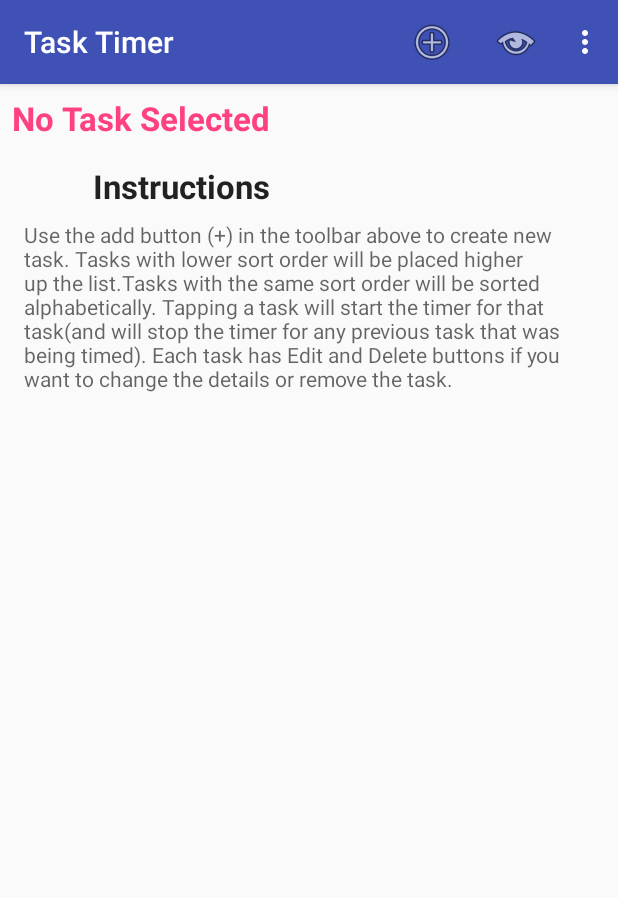
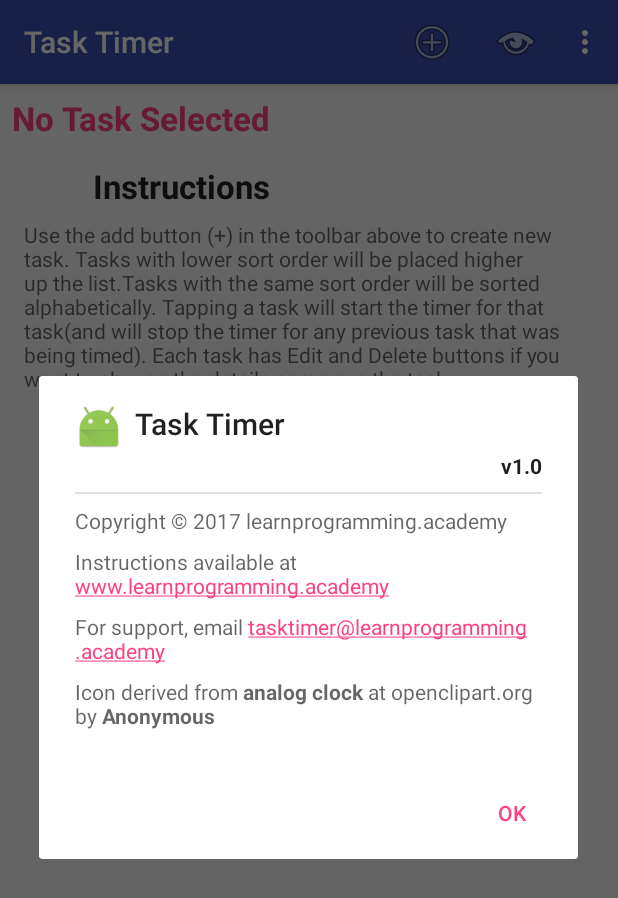
Before and after one commit to kristoprifti/TaskTimer, an Android app: the screen it shows after launch (MainActivity), in the options menu, after a tap on "About TaskTimer", on a phone screen of 412 x 824 dp. Shown: the top 898 px of the screen. Run offline under Robolectric (Android 15) with nearby library versions, the phone set to English and light mode, and no system bars.

```diff
--- a/app/build.gradle
+++ b/app/build.gradle
@@ -24,8 +24,8 @@ dependencies {
     androidTestCompile('com.android.support.test.espresso:espresso-core:2.2.2', {
         exclude group: 'com.android.support', module: 'support-annotations'
     })
-    compile 'com.android.support:appcompat-v7:25.1.0'
+    compile 'com.android.support:appcompat-v7:25.3.1'
     compile 'com.android.support.constraint:constraint-layout:1.0.0-beta4'
-    compile 'com.android.support:design:25.1.0'
+    compile 'com.android.support:design:25.3.1'
     testCompile 'junit:junit:4.12'
 }
--- a/app/src/main/java/me/kristoprifti/android/tasktimer/AddEditActivityFragment.java
+++ b/app/src/main/java/me/kristoprifti/android/tasktimer/AddEditActivityFragment.java
@@ -20,13 +20,12 @@ import static android.content.ContentValues.TAG;
  */
 public class AddEditActivityFragment extends Fragment {
 
-    public enum FragmentEditMode { EDIT, ADD }
+    private enum FragmentEditMode { EDIT, ADD }
     private FragmentEditMode mMode;
 
     private EditText mNameTextView;
     private EditText mDescriptionTextView;
     private EditText mSortOrderTextView;
-    private Button mSaveButton;
     private OnSaveClicked mSaveListener = null;
 
     interface OnSaveClicked {
@@ -71,7 +70,7 @@ public class AddEditActivityFragment extends Fragment {
         mNameTextView = (EditText) view.findViewById(R.id.addedit_name);
         mDescriptionTextView = (EditText) view.findViewById(R.id.addedit_description);
         mSortOrderTextView = (EditText) view.findViewById(R.id.addedit_sortorder);
-        mSaveButton = (Button) view.findViewById(R.id.addedit_save);
+        Button mSaveButton = (Button) view.findViewById(R.id.addedit_save);
 
         Bundle arguments = getArguments();
 
--- a/app/src/main/java/me/kristoprifti/android/tasktimer/AppDialog.java
+++ b/app/src/main/java/me/kristoprifti/android/tasktimer/AppDialog.java
@@ -1,19 +1,19 @@
 package me.kristoprifti.android.tasktimer;
 
-import android.app.AlertDialog;
 import android.app.Dialog;
 import android.content.Context;
 import android.content.DialogInterface;
 import android.os.Bundle;
 import android.support.annotation.NonNull;
-import android.support.v4.app.DialogFragment;
+import android.support.v7.app.AlertDialog;
+import android.support.v7.app.AppCompatDialogFragment;
 import android.util.Log;
 
 /**
  * Created by k.prifti on 2.3.2017 г..
  */
 
-public class AppDialog extends DialogFragment {
+public class AppDialog extends AppCompatDialogFragment {
     private static final String TAG = "AppDialog";
 
     public static final String DIALOG_ID = "id";
--- a/app/src/main/java/me/kristoprifti/android/tasktimer/MainActivity.java
+++ b/app/src/main/java/me/kristoprifti/android/tasktimer/MainActivity.java
@@ -1,14 +1,22 @@
 package me.kristoprifti.android.tasktimer;
 
+import android.annotation.SuppressLint;
+import android.content.ActivityNotFoundException;
+import android.content.DialogInterface;
 import android.content.Intent;
+import android.net.Uri;
 import android.os.Bundle;
 import android.support.v4.app.Fragment;
 import android.support.v4.app.FragmentManager;
+import android.support.v7.app.AlertDialog;
 import android.support.v7.app.AppCompatActivity;
 import android.support.v7.widget.Toolbar;
 import android.util.Log;
 import android.view.Menu;
 import android.view.MenuItem;
+import android.view.View;
+import android.widget.TextView;
+import android.widget.Toast;
 
 public class MainActivity extends AppCompatActivity implements CursorRecyclerViewAdapter.OnTaskClickListener,
                                                                AddEditActivityFragment.OnSaveClicked,
@@ -21,6 +29,8 @@ public class MainActivity extends AppCompatActivity implements CursorRecyclerVie
 
     public static final int DIALOG_ID_DELETE = 1;
     public static final int DIALOG_ID_CANCEL_EDIT = 2;
+
+    private AlertDialog mDialog = null;
 
     @Override
     protected void onCreate(Bundle savedInstanceState) {
@@ -69,12 +79,65 @@ public class MainActivity extends AppCompatActivity implements CursorRecyclerVie
             case R.id.menumain_settings:
                 break;
             case R.id.menumain_showAbout:
+                showAboutDialog();
                 break;
             case R.id.menumain_generate:
                 break;
         }
 
         return super.onOptionsItemSelected(item);
+    }
+
+    public void showAboutDialog(){
+        @SuppressLint("InflateParams") View messageView = getLayoutInflater().inflate(R.layout.about, null, false);
+        AlertDialog.Builder builder = new AlertDialog.Builder(this);
+        builder.setTitle(R.string.app_name);
+        builder.setIcon(R.mipmap.ic_launcher);
+        builder.setView(messageView);
+        builder.setPositiveButton(R.string.ok, new DialogInterface.OnClickListener() {
+            @Override
+            public void onClick(DialogInterface dialog, int which) {
+                //Log.d(TAG, "onClick: entering mesageView.onClick, showing = " + mDialog.isShowing());
+                if(mDialog != null && mDialog.isShowing()) {
+                    mDialog.dismiss();
+                }
+            }
+        });
+
+        mDialog = builder.create();
+        mDialog.setCanceledOnTouchOutside(true);
+
+        messageView.setOnClickListener(new View.OnClickListener() {
+            @Override
+            public void onClick(View v) {
+                Log.d(TAG, "onClick: entering mesageView.onClick, showing = " + mDialog.isShowing());
+                if(mDialog != null && mDialog.isShowing()) {
+                    mDialog.dismiss();
+                }
+            }
+        });
+
+        TextView tv = (TextView) messageView.findViewById(R.id.about_version);
+        tv.setText("v" + BuildConfig.VERSION_NAME);
+
+        TextView about_url = (TextView) messageView.findViewById(R.id.about_url);
+        if(about_url != null){
+            about_url.setOnClickListener(new View.OnClickListener() {
+                @Override
+                public void onClick(View v) {
+                    Intent intent = new Intent(Intent.ACTION_VIEW);
+                    String s = ((TextView) v).getText().toString();
+                    intent.setData(Uri.parse(s));
+                    try{
+                        startActivity(intent);
+                    } catch (ActivityNotFoundException e){
+                        Toast.makeText(MainActivity.this, "No browser application found, cannot visit world-wide web", Toast.LENGTH_LONG).show();
+                    }
+                }
+            });
+        }
+
+        mDialog.show();
     }
 
     private void taskEditRequest(Task task) {
@@ -173,4 +236,12 @@ public class MainActivity extends AppCompatActivity implements CursorRecyclerVie
             dialog.show(getSupportFragmentManager(), null);
         }
     }
+
+    @Override
+    protected void onStop() {
+        super.onStop();
+        if(mDialog != null && mDialog.isShowing()){
+            mDialog.dismiss();
+        }
+    }
 }
--- /dev/null
+++ b/app/src/main/res/layout-v21/about_web_url.xml
@@ -0,0 +1,8 @@
+<?xml version="1.0" encoding="utf-8"?>
+<TextView xmlns:android="http://schemas.android.com/apk/res/android"
+    android:id="@+id/about_weblink"
+    android:layout_width="match_parent"
+    android:layout_height="wrap_content"
+    android:autoLink="web"
+    android:text="@string/about_weblink_21"
+    android:textColor="?android:attr/textColorSecondary" />
--- /dev/null
+++ b/app/src/main/res/layout/about.xml
@@ -0,0 +1,61 @@
+<?xml version="1.0" encoding="utf-8"?>
+<LinearLayout
+    xmlns:android="http://schemas.android.com/apk/res/android"
+    xmlns:tools="http://schemas.android.com/tools"
+    android:layout_width="match_parent"
+    android:layout_height="match_parent"
+    android:orientation="vertical"
+    android:paddingBottom="?attr/dialogPreferredPadding"
+    android:paddingEnd="?attr/dialogPreferredPadding"
+    android:paddingLeft="?attr/dialogPreferredPadding"
+    android:paddingRight="?attr/dialogPreferredPadding"
+    android:paddingStart="?attr/dialogPreferredPadding">
+
+    <TextView
+        android:id="@+id/about_version"
+        android:layout_width="wrap_content"
+        android:layout_height="wrap_content"
+        android:layout_gravity="end"
+        android:textColor="?android:attr/textColorPrimary"
+        android:textStyle="bold"
+        tools:text="1.0.0" />
+
+    <TextView
+        android:id="@+id/line"
+        android:layout_width="match_parent"
+        android:layout_height="1dp"
+        android:layout_marginTop="8dp"
+        android:background="?android:attr/listDivider"
+        android:textColor="?android:attr/textColorSecondary" />
+
+    <TextView
+        android:id="@+id/about_copyright"
+        android:layout_width="match_parent"
+        android:layout_height="wrap_content"
+        android:layout_marginBottom="8dp"
+        android:layout_marginTop="8dp"
+        android:text="@string/about_copyright"
+        android:textColor="?android:attr/textColorSecondary" />
+
+    <include
+        layout="@layout/about_web_url"
+        android:layout_width="match_parent"
+        android:layout_height="wrap_content" />
+
+    <TextView
+        android:id="@+id/about_email"
+        android:layout_width="match_parent"
+        android:layout_height="wrap_content"
+        android:layout_marginTop="8dp"
+        android:autoLink="email"
+        android:text="@string/about_email"
+        android:textColor="?android:attr/textColorSecondary" />
+
+    <TextView
+        android:id="@+id/about_credits"
+        android:layout_width="match_parent"
+        android:layout_height="wrap_content"
+        android:layout_marginTop="8dp"
+        android:text="@string/about_credits"
+        android:textColor="?android:attr/textColorSecondary" />
+</LinearLayout>
--- /dev/null
+++ b/app/src/main/res/layout/about_web_url.xml
@@ -0,0 +1,21 @@
+<?xml version="1.0" encoding="utf-8"?>
+<LinearLayout xmlns:android="http://schemas.android.com/apk/res/android"
+    android:layout_width="match_parent"
+    android:layout_height="wrap_content"
+    android:orientation="vertical">
+
+    <TextView
+        android:id="@+id/about_weblink"
+        android:layout_width="match_parent"
+        android:layout_height="wrap_content"
+        android:text="@string/about_weblink"
+        android:textColor="?android:attr/textColorSecondary" />
+
+    <TextView
+        android:id="@+id/about_url"
+        android:layout_width="match_parent"
+        android:layout_height="wrap_content"
+        android:text="@string/about_url"
+        android:textColor="@color/colorAccent" />
+
+</LinearLayout>
--- a/app/src/main/res/values/strings.xml
+++ b/app/src/main/res/values/strings.xml
@@ -23,4 +23,10 @@
     <string name="cancelEditDiag_message">You have unsaved changes. Do you want to abandon your changes or continue editing ?</string>
     <string name="cancelEditDiag_positive_caption">Continue editing</string>
     <string name="cancelEditDiag_negative_caption">Abandon changes</string>
+    <string name="about_copyright">Copyright \u00a9 2017 learnprogramming.academy</string>
+    <string name="about_weblink">Instructions available at</string>
+    <string name="about_url"><u>http://www.learnprogramming.academy</u></string>
+    <string name="about_weblink_21">Instructions available at www.learnprogramming.academy</string>
+    <string name="about_email">For support, email tasktimer@learnprogramming.academy</string>
+    <string name="about_credits">Icon derived from <b>analog clock</b> at openclipart.org by <b>Anonymous</b></string>
 </resources>
```
Also changed, not shown: app/src/main/AndroidManifest.xml (+5 -2 lines), app/src/main/java/me/kristoprifti/android/tasktimer/AddEditActivity.java (+67 -2 lines).
